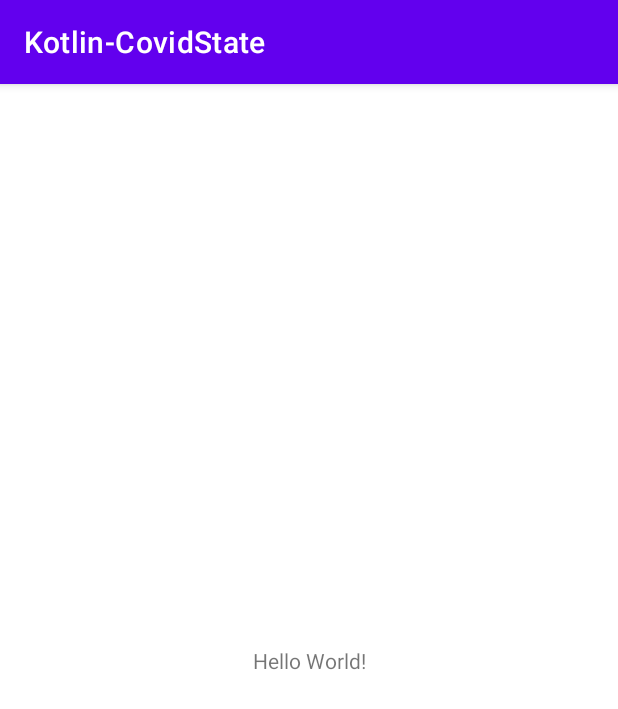
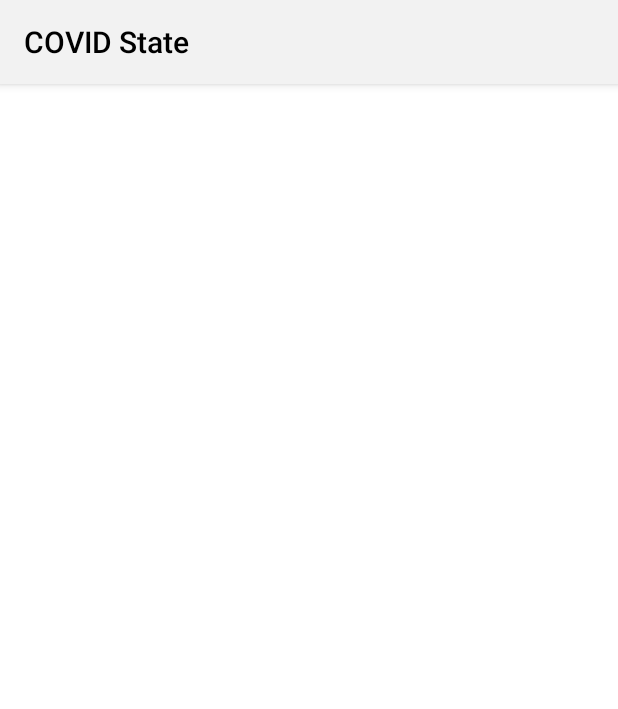
Before and after one commit to brunofelix7/Kotlin-CovidState, an Android app: the screen it shows after launch (HomeActivity), on a phone screen of 412 x 824 dp. Shown: the top 709 px of the screen. Run offline under Robolectric (Android 15) with nearby library versions, the phone set to English and light mode, and no system bars.

Commit message:
Criacao de toolbar; configuracao de cores e estilos light e dark; Teste unitario de conecao com a API

```diff
--- a/app/src/main/AndroidManifest.xml
+++ b/app/src/main/AndroidManifest.xml
@@ -1,6 +1,8 @@
 <?xml version="1.0" encoding="utf-8"?>
 <manifest xmlns:android="http://schemas.android.com/apk/res/android"
     package="com.brunofelixdev.kotlincovidstate">
+
+    <uses-permission android:name="android.permission.INTERNET" />
 
     <application
         android:allowBackup="true"
--- a/app/src/main/java/com/brunofelixdev/kotlincovidstate/ui/home/HomeActivity.kt
+++ b/app/src/main/java/com/brunofelixdev/kotlincovidstate/ui/home/HomeActivity.kt
@@ -1,10 +1,11 @@
 package com.brunofelixdev.kotlincovidstate.ui.home
 
+import android.os.Bundle
 import androidx.appcompat.app.AppCompatActivity
-import android.os.Bundle
 import com.brunofelixdev.kotlincovidstate.R
 
 class HomeActivity : AppCompatActivity() {
+
     override fun onCreate(savedInstanceState: Bundle?) {
         super.onCreate(savedInstanceState)
         setContentView(R.layout.activity_home)
--- a/app/src/main/res/layout/activity_home.xml
+++ b/app/src/main/res/layout/activity_home.xml
@@ -1,18 +1,12 @@
 <?xml version="1.0" encoding="utf-8"?>
-<androidx.constraintlayout.widget.ConstraintLayout xmlns:android="http://schemas.android.com/apk/res/android"
+<androidx.constraintlayout.widget.ConstraintLayout
+    xmlns:android="http://schemas.android.com/apk/res/android"
     xmlns:app="http://schemas.android.com/apk/res-auto"
     xmlns:tools="http://schemas.android.com/tools"
     android:layout_width="match_parent"
     android:layout_height="match_parent"
     tools:context=".ui.home.HomeActivity">
 
-    <TextView
-        android:layout_width="wrap_content"
-        android:layout_height="wrap_content"
-        android:text="Hello World!"
-        app:layout_constraintBottom_toBottomOf="parent"
-        app:layout_constraintLeft_toLeftOf="parent"
-        app:layout_constraintRight_toRightOf="parent"
-        app:layout_constraintTop_toTopOf="parent" />
+    <include layout="@layout/toolbar" />
 
 </androidx.constraintlayout.widget.ConstraintLayout>
--- /dev/null
+++ b/app/src/main/res/layout/toolbar.xml
@@ -0,0 +1,20 @@
+<?xml version="1.0" encoding="utf-8"?>
+<androidx.constraintlayout.widget.ConstraintLayout
+    xmlns:android="http://schemas.android.com/apk/res/android"
+    xmlns:app="http://schemas.android.com/apk/res-auto"
+    android:layout_width="match_parent"
+    android:layout_height="match_parent">
+
+    <Toolbar
+        android:id="@+id/toolbar"
+        android:layout_width="match_parent"
+        android:layout_height="wrap_content"
+        android:title="@string/app_name"
+        android:elevation="4dp"
+        android:gravity="center"
+        android:theme="@style/Theme.Toolbar"
+        app:layout_constraintEnd_toEndOf="parent"
+        app:layout_constraintStart_toStartOf="parent"
+        app:layout_constraintTop_toTopOf="parent" />
+
+</androidx.constraintlayout.widget.ConstraintLayout>
--- a/app/src/main/res/values-night/themes.xml
+++ b/app/src/main/res/values-night/themes.xml
@@ -1,16 +1,24 @@
 <resources xmlns:tools="http://schemas.android.com/tools">
-    <!-- Base application theme. -->
-    <style name="Theme.KotlinCovidState" parent="Theme.MaterialComponents.DayNight.DarkActionBar">
+    <style name="Theme.KotlinCovidState" parent="Theme.MaterialComponents.DayNight.NoActionBar">
         <!-- Primary brand color. -->
         <item name="colorPrimary">@color/purple_200</item>
         <item name="colorPrimaryVariant">@color/purple_700</item>
         <item name="colorOnPrimary">@color/black</item>
+
+        <!-- Background color. -->
+        <item name="android:colorBackground">@color/dark_bg</item>
+
         <!-- Secondary brand color. -->
         <item name="colorSecondary">@color/teal_200</item>
         <item name="colorSecondaryVariant">@color/teal_200</item>
         <item name="colorOnSecondary">@color/black</item>
+
         <!-- Status bar color. -->
-        <item name="android:statusBarColor" tools:targetApi="l">?attr/colorPrimaryVariant</item>
-        <!-- Customize your theme here. -->
+        <item name="android:statusBarColor" tools:targetApi="l">@color/dark</item>
+    </style>
+
+    <style name="Theme.Toolbar" parent="ThemeOverlay.MaterialComponents.Dark">
+        <item name="android:background">@color/dark</item>
+        <item name="android:textColorPrimary">@color/white</item>
     </style>
 </resources>
--- a/app/src/main/res/values/colors.xml
+++ b/app/src/main/res/values/colors.xml
@@ -1,5 +1,6 @@
 <?xml version="1.0" encoding="utf-8"?>
 <resources>
+
     <color name="purple_200">#FFBB86FC</color>
     <color name="purple_500">#FF6200EE</color>
     <color name="purple_700">#FF3700B3</color>
@@ -7,4 +8,18 @@
     <color name="teal_700">#FF018786</color>
     <color name="black">#FF000000</color>
     <color name="white">#FFFFFFFF</color>
+
+    <!-- Light -->
+    <color name="light">#F2F2F2</color>
+    <color name="light_bg">#ffffff</color>
+
+    <!-- Dark -->
+    <color name="dark">#1F1F1F</color>
+    <color name="dark_bg">#121212</color>
+
+    <!-- Material Colors -->
+    <color name="red700">#d32f2f</color>
+    <color name="yellow700">#fbc02d</color>
+    <color name="green700">#388e3c</color>
+
 </resources>
--- a/app/src/main/res/values/strings.xml
+++ b/app/src/main/res/values/strings.xml
@@ -1,3 +1,4 @@
 <resources>
-    <string name="app_name">Kotlin-CovidState</string>
+    <!-- No do aplicativo -->
+    <string name="app_name">COVID State</string>
 </resources>
--- a/app/src/main/res/values/themes.xml
+++ b/app/src/main/res/values/themes.xml
@@ -1,16 +1,24 @@
 <resources xmlns:tools="http://schemas.android.com/tools">
-    <!-- Base application theme. -->
-    <style name="Theme.KotlinCovidState" parent="Theme.MaterialComponents.DayNight.DarkActionBar">
+    <style name="Theme.KotlinCovidState" parent="Theme.MaterialComponents.DayNight.NoActionBar">
         <!-- Primary brand color. -->
         <item name="colorPrimary">@color/purple_500</item>
         <item name="colorPrimaryVariant">@color/purple_700</item>
         <item name="colorOnPrimary">@color/white</item>
+
+        <!-- Background color. -->
+        <item name="android:colorBackground">@color/light_bg</item>
+
         <!-- Secondary brand color. -->
         <item name="colorSecondary">@color/teal_200</item>
         <item name="colorSecondaryVariant">@color/teal_700</item>
         <item name="colorOnSecondary">@color/black</item>
+
         <!-- Status bar color. -->
-        <item name="android:statusBarColor" tools:targetApi="l">?attr/colorPrimaryVariant</item>
-        <!-- Customize your theme here. -->
+        <item name="android:statusBarColor" tools:targetApi="l">@color/light</item>
+    </style>
+
+    <style name="Theme.Toolbar" parent="ThemeOverlay.MaterialComponents.Light">
+        <item name="android:background">@color/light</item>
+        <item name="android:textColorPrimary">@color/black</item>
     </style>
 </resources>
```
Also changed, not shown: app/src/main/java/com/brunofelixdev/kotlincovidstate/data/api/MyApi.kt (added, +28 -0 lines), app/src/main/java/com/brunofelixdev/kotlincovidstate/model/WorldData.kt (added, +10 -0 lines), app/src/main/java/com/brunofelixdev/kotlincovidstate/util/Constants.kt (added, +22 -0 lines), 2 other files.
